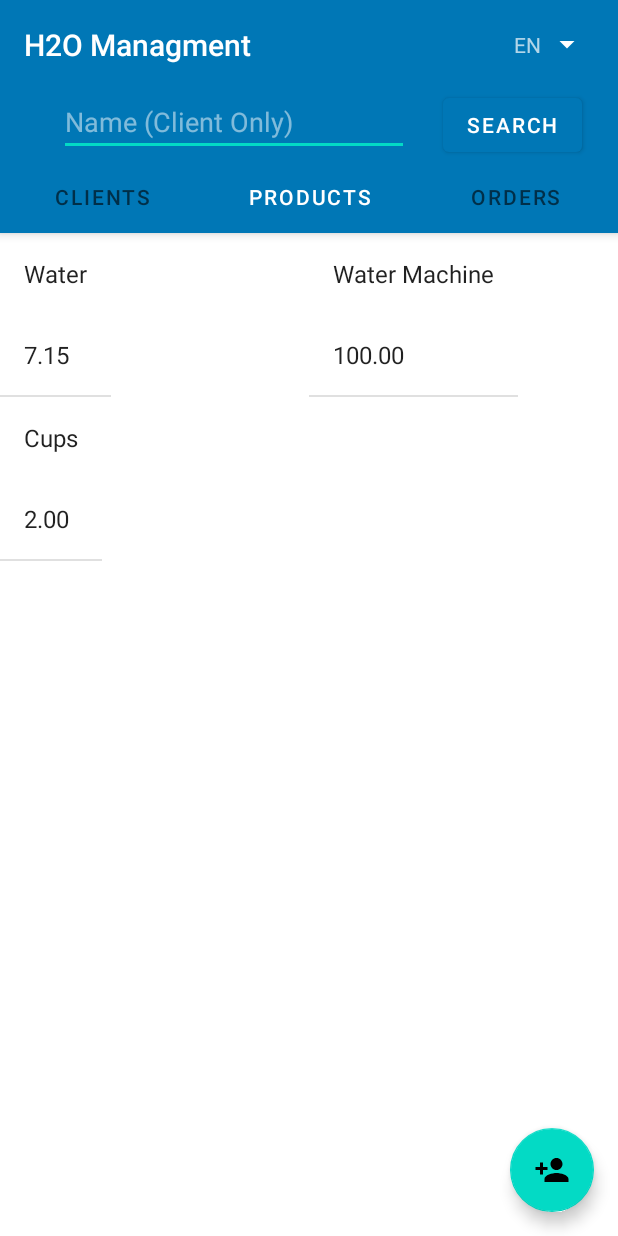
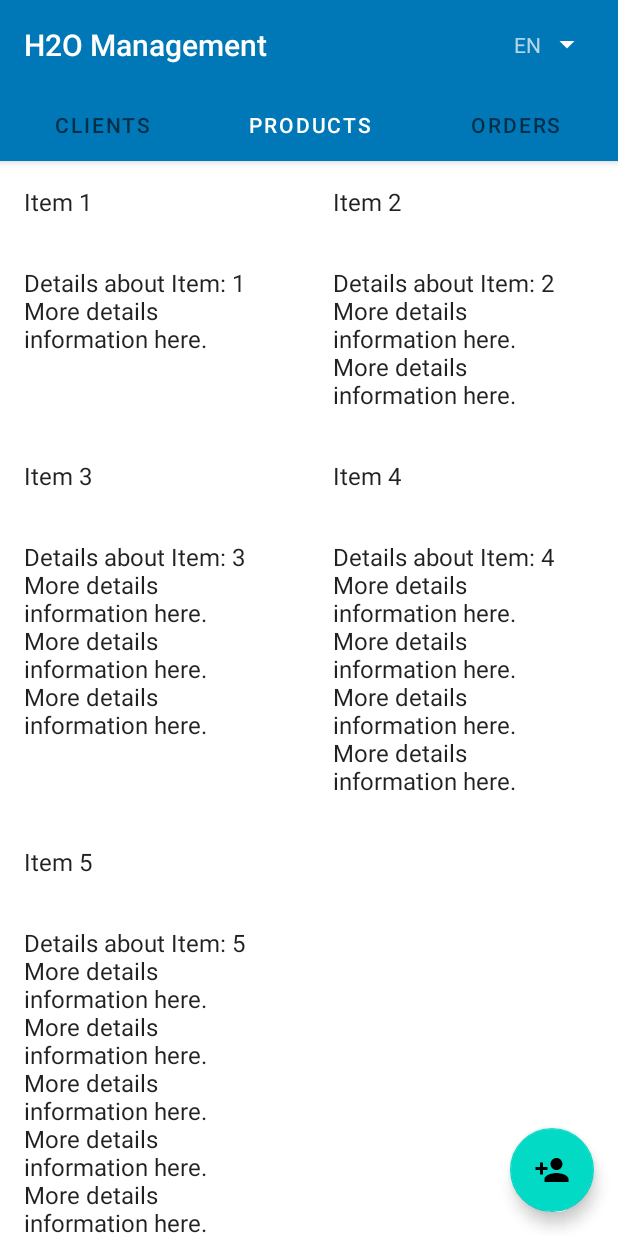
Before and after one commit to tomgreef/H2O-contacts-products-app, an Android app: the screen it shows after launch (MainActivity), tab 2 chosen, on a phone screen of 412 x 824 dp. Run offline under Robolectric (Android 15) with nearby library versions, the phone set to English and light mode, and no system bars.

Commit message:
:twisted_rightwards_arrows: Contenido Alae

```diff
--- a/App/app/src/main/java/com/example/app/AdminDB.java
+++ b/App/app/src/main/java/com/example/app/AdminDB.java
@@ -1,4 +1,5 @@
 package com.example.app;
+import android.content.ContentValues;
 import android.content.Context;
 import android.database.sqlite.SQLiteDatabase;
 import android.database.sqlite.SQLiteOpenHelper;
@@ -32,7 +33,7 @@ public class AdminDB extends SQLiteOpenHelper {
         db.execSQL(query_2);
 
         String query_3 = "CREATE TABLE " + TABLA_PEDIDOS + "(" + "id" + " INTEGER PRIMARY KEY, " + "fecha" +
-                " DATE);";
+                " TEXT);";
 
         db.execSQL(query_3);
     }
--- a/App/app/src/main/java/com/example/app/MainActivity.java
+++ b/App/app/src/main/java/com/example/app/MainActivity.java
@@ -3,11 +3,8 @@ package com.example.app;
 import android.content.Context;
 import android.content.Intent;
 import android.content.res.Resources;
-import android.database.Cursor;
 import android.os.Bundle;
 
-import com.example.app.fragments.Clases.ClientContent;
-import com.example.app.fragments.ClientsFragment;
 import com.google.android.material.floatingactionbutton.FloatingActionButton;
 import com.google.android.material.tabs.TabLayout;
 
@@ -15,12 +12,10 @@ import androidx.fragment.app.FragmentManager;
 import androidx.viewpager.widget.ViewPager;
 import androidx.appcompat.app.AppCompatActivity;
 
-import android.util.Log;
 import android.view.View;
 import android.widget.AdapterView;
 import android.widget.ArrayAdapter;
 import android.widget.Button;
-import android.widget.EditText;
 import android.widget.Spinner;
 import android.widget.TextView;
 import android.widget.Toast;
@@ -45,9 +40,8 @@ public class MainActivity extends AppCompatActivity {
         tabs.setupWithViewPager(viewPager);
         FloatingActionButton fab = findViewById(R.id.fab);
 
-        db.open();
+        db.open(); //Abrir BBDD
 
-        // Button functions
         fab.setOnClickListener(new View.OnClickListener() {
             @Override
             public void onClick(View view) {
@@ -79,7 +73,7 @@ public class MainActivity extends AppCompatActivity {
                 Resources resources;
                 int set = language;
 
-                if (refresh && set != i) {
+                if(refresh && set != i) {
                     //TODO
                     // El toast no coje el string perteneciente al lenguaje selecionado
                     Toast.makeText(adapterView.getContext(),
@@ -106,7 +100,6 @@ public class MainActivity extends AppCompatActivity {
 
                 }
             }
-
             @Override
             public void onNothingSelected(AdapterView<?> adapterView) {
                 refresh = false;
--- a/App/app/src/main/java/com/example/app/fragments/Clases/OrderContent.java
+++ b/App/app/src/main/java/com/example/app/fragments/Clases/OrderContent.java
@@ -16,29 +16,30 @@ public class OrderContent {
     /**
      * An array of sample (dummy) items.
      */
-    public static final List<OrderItem> ITEMS = new ArrayList<OrderItem>();
+    public static final List<DummyItem> ITEMS = new ArrayList<DummyItem>();
 
     /**
      * A map of sample (dummy) items, by ID.
      */
-    public static final Map<String, OrderItem> ITEM_MAP = new HashMap<String, OrderItem>();
+    public static final Map<String, DummyItem> ITEM_MAP = new HashMap<String, DummyItem>();
 
-    private static final int COUNT = 7;
+    private static final int COUNT = 10;
 
     static {
         // Add some sample items.
         for (int i = 1; i <= COUNT; i++) {
-            addItem(new OrderItem("" + i, "1" + (i+2) + "/01/2021"));
+            // COMENTA ESTO PARA AÑADIR DESDE B
+            addItem(createDummyItem(i));
         }
     }
 
-    public static void addItem(OrderItem item) {
+    public static void addItem(DummyItem item) {
         ITEMS.add(item);
         ITEM_MAP.put(item.id, item);
     }
 
-    private static OrderItem createDummyItem(int position) {
-        return new OrderItem(String.valueOf(position), "Item " + position);
+    private static DummyItem createDummyItem(int position) {
+        return new DummyItem(String.valueOf(position), "Item " + position, makeDetails(position));
     }
 
     private static String makeDetails(int position) {
@@ -53,18 +54,20 @@ public class OrderContent {
     /**
      * A dummy item representing a piece of content.
      */
-    public static class OrderItem {
+    public static class DummyItem {
         public final String id;
-        public final String fecha;
+        public final String content;
+        public final String details;
 
-        public OrderItem(String id, String content) {
+        public DummyItem(String id, String content, String details) {
             this.id = id;
-            this.fecha = content;
+            this.content = content;
+            this.details = details;
         }
 
         @Override
         public String toString() {
-            return fecha;
+            return content;
         }
     }
 }
--- a/App/app/src/main/java/com/example/app/fragments/Clases/ProductContent.java
+++ b/App/app/src/main/java/com/example/app/fragments/Clases/ProductContent.java
@@ -23,14 +23,12 @@ public class ProductContent {
      */
     public static final Map<String, ProductItem> ITEM_MAP = new HashMap<String, ProductItem>();
 
-    private static final int COUNT = 3;
+    private static final int COUNT = 5;
 
     static {
         // Add some sample items.
-        String[] nombres = new String[]{"Water", "Water Machine", "Cups"};
-        String[] precios = new String[]{"7.15", "100.00", "2.00"};
         for (int i = 1; i <= COUNT; i++) {
-            addItem(new ProductItem("" + i, nombres[i-1], precios[i-1]));
+            addItem(createDummyItem(i));
         }
     }
 
--- a/App/app/src/main/java/com/example/app/fragments/MyOrdersRecyclerViewAdapter.java
+++ b/App/app/src/main/java/com/example/app/fragments/MyOrdersRecyclerViewAdapter.java
@@ -8,19 +8,19 @@ import android.view.ViewGroup;
 import android.widget.TextView;
 
 import com.example.app.R;
-import com.example.app.fragments.Clases.OrderContent.OrderItem;
+import com.example.app.fragments.Clases.OrderContent.DummyItem;
 
 import java.util.List;
 
 /**
- * {@link RecyclerView.Adapter} that can display a {@link OrderItem}.
+ * {@link RecyclerView.Adapter} that can display a {@link DummyItem}.
  * TODO: Replace the implementation with code for your data type.
  */
 public class MyOrdersRecyclerViewAdapter extends RecyclerView.Adapter<MyOrdersRecyclerViewAdapter.ViewHolder> {
 
-    private final List<OrderItem> mValues;
+    private final List<DummyItem> mValues;
 
-    public MyOrdersRecyclerViewAdapter(List<OrderItem> items) {
+    public MyOrdersRecyclerViewAdapter(List<DummyItem> items) {
         mValues = items;
     }
 
@@ -35,7 +35,7 @@ public class MyOrdersRecyclerViewAdapter extends RecyclerView.Adapter<MyOrdersRe
     public void onBindViewHolder(final ViewHolder holder, int position) {
         holder.mItem = mValues.get(position);
         holder.mIdView.setText(mValues.get(position).id);
-        holder.mContentView.setText(mValues.get(position).fecha.toString());
+        holder.mContentView.setText(mValues.get(position).content);
     }
 
     @Override
@@ -47,7 +47,7 @@ public class MyOrdersRecyclerViewAdapter extends RecyclerView.Adapter<MyOrdersRe
         public final View mView;
         public final TextView mIdView;
         public final TextView mContentView;
-        public OrderItem mItem;
+        public DummyItem mItem;
 
         public ViewHolder(View view) {
             super(view);
--- a/App/app/src/main/java/com/example/app/fragments/OrdersFragment.java
+++ b/App/app/src/main/java/com/example/app/fragments/OrdersFragment.java
@@ -67,11 +67,11 @@ public class OrdersFragment extends Fragment {
             db = new AdminDB_Manager(getActivity());
             db.open();
             c = db.listaPedidos();
-            OrderContent.OrderItem tuple;
+            OrderContent.DummyItem tuple;
 
             int i = 1;
             while(c.moveToNext() && i <= 20){
-                tuple = new OrderContent.OrderItem(c.getString(0), c.getString(1));
+                tuple = new OrderContent.DummyItem(c.getString(0), c.getString(1), c.getString(2));
                 OrderContent.addItem(tuple);
                 i++;
             }
--- a/App/app/src/main/res/layout/activity_main.xml
+++ b/App/app/src/main/res/layout/activity_main.xml
@@ -47,40 +47,7 @@
                 app:layout_constraintBottom_toBottomOf="parent"
                 app:layout_constraintEnd_toEndOf="parent"
                 app:layout_constraintTop_toTopOf="parent" />
-
         </androidx.constraintlayout.widget.ConstraintLayout>
-
-        <androidx.constraintlayout.widget.ConstraintLayout
-            android:layout_width="match_parent"
-            android:layout_height="match_parent">
-
-            <EditText
-                android:id="@+id/searchName"
-                android:layout_width="233dp"
-                android:layout_height="41dp"
-                android:layout_marginStart="16dp"
-                android:layout_marginLeft="16dp"
-                android:ems="8"
-                android:hint="@string/search_client"
-                android:inputType="textPersonName"
-                app:layout_constraintBottom_toBottomOf="parent"
-                app:layout_constraintEnd_toStartOf="@+id/search"
-                app:layout_constraintStart_toStartOf="parent"
-                app:layout_constraintTop_toTopOf="parent" />
-
-            <Button
-                android:id="@+id/search"
-                android:layout_width="wrap_content"
-                android:layout_height="wrap_content"
-                android:layout_marginEnd="24dp"
-                android:layout_marginRight="24dp"
-                android:text="@string/search"
-                app:layout_constraintBottom_toBottomOf="parent"
-                app:layout_constraintEnd_toEndOf="parent"
-                app:layout_constraintTop_toTopOf="parent" />
-
-        </androidx.constraintlayout.widget.ConstraintLayout>
-
 
         <com.google.android.material.tabs.TabLayout
             android:id="@+id/tabs"
--- a/App/app/src/main/res/layout/fragment_client_list.xml
+++ b/App/app/src/main/res/layout/fragment_client_list.xml
@@ -10,4 +10,6 @@
     android:layout_marginRight="16dp"
     app:layoutManager="LinearLayoutManager"
     tools:context=".fragments.ClientsFragment"
-    tools:listitem="@layout/fragment_clients"/>
+    tools:listitem="@layout/fragment_clients">
+
+</androidx.recyclerview.widget.RecyclerView>
--- a/App/app/src/main/res/layout/fragment_products.xml
+++ b/App/app/src/main/res/layout/fragment_products.xml
@@ -1,10 +1,8 @@
 <?xml version="1.0" encoding="utf-8"?>
 <LinearLayout xmlns:android="http://schemas.android.com/apk/res/android"
-    xmlns:app="http://schemas.android.com/apk/res-auto"
     android:layout_width="wrap_content"
     android:layout_height="wrap_content"
-    android:orientation="vertical"
-    >
+    android:orientation="vertical">
 
     <TextView
         android:id="@+id/producto_nombre"
@@ -18,13 +16,5 @@
         android:layout_width="wrap_content"
         android:layout_height="wrap_content"
         android:layout_margin="@dimen/text_margin"
-        android:textAppearance="?attr/textAppearanceListItem"
-        />
-
-    <View
-        android:id="@+id/divider"
-        android:layout_width="match_parent"
-        android:layout_height="1dp"
-        android:background="?android:attr/listDivider" />
-
+        android:textAppearance="?attr/textAppearanceListItem" />
 </LinearLayout>
--- a/App/app/src/main/res/values/strings.xml
+++ b/App/app/src/main/res/values/strings.xml
@@ -1,5 +1,5 @@
 <resources>
-    <string name="app_name" translatable="false">H2O Managment</string>
+    <string name="app_name" translatable="false">H2O Management</string>
     <string name="tab_text_1">Clients</string>
     <string name="tab_text_2">Products</string>
     <string name="tab_text_3">Orders</string>
@@ -19,11 +19,9 @@
     <string name="client_added">Client Added</string>
     <string name="client_deleted">Client Removed</string>
     <string name="no_changes">Error: No changes detected</string>
+    <string name="no_data">Error: No data added</string>
     <string name="no_name">Error: Name is empty</string>
     <string name="no_phone">Error: Phone is empty</string>
-    <string name="search">Search</string>
-    <string name="search_client">Name (Client Only)</string>
-    <string name="no_match">ERROR: No Match</string>
     <string-array name="language_option">
         <item>English</item>
         <item>Spanish</item>
```
Also changed, not shown: App/app/src/main/java/com/example/app/AddClient.java (+21 -9 lines), App/app/src/main/java/com/example/app/AdminDB_Manager.java (+19 -13 lines), App/app/src/main/java/com/example/app/UpdateClient.java (+23 -10 lines), App/app/src/main/java/com/example/app/fragments/ClientsFragment.java (+39 -43 lines), App/app/src/main/res/layout/activity_add_client.xml (+12 -12 lines), App/app/src/main/res/layout/activity_update_client.xml (+6 -6 lines), 1 other file.
